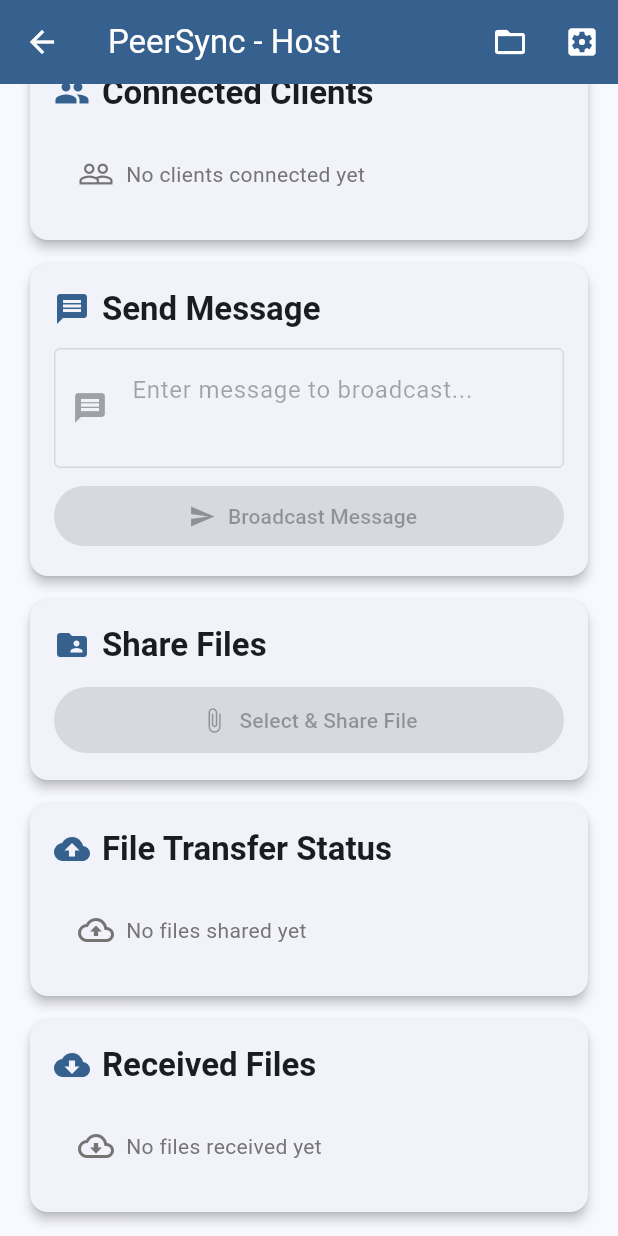
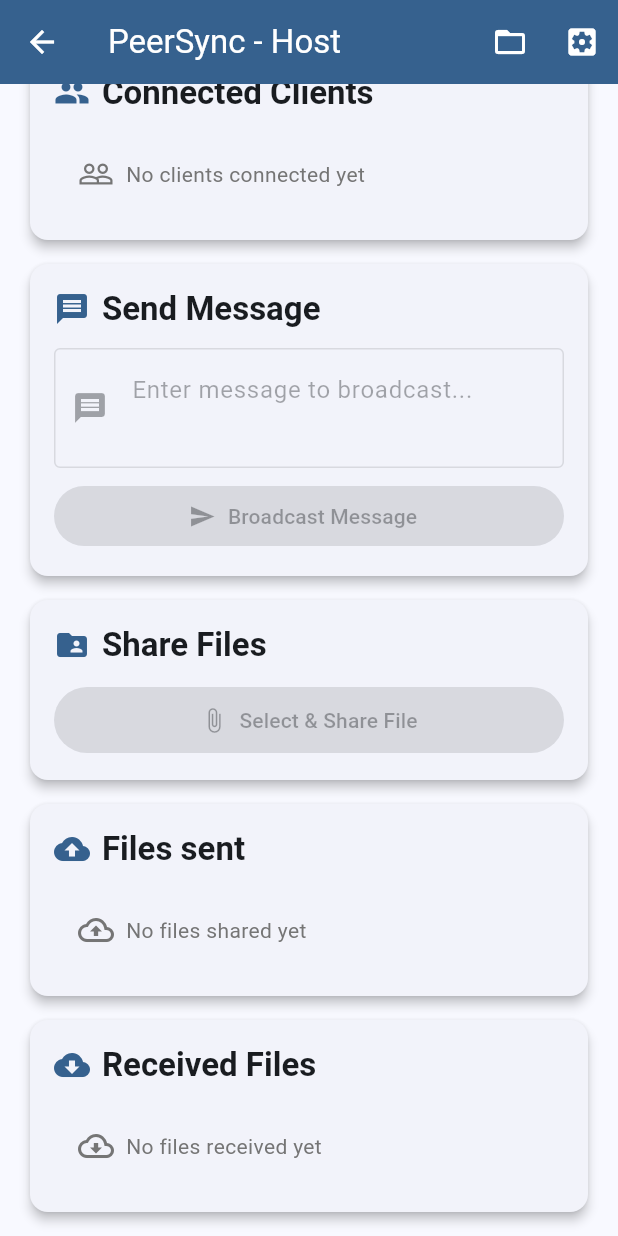
Before and after one commit to Tharaka-Chathuranga/Folder_sync, a Flutter app: the ImprovedHostScreen screen opened directly, scrolled down 382 dp, on a phone screen of 412 x 824 dp. Run offline on Flutter 3.47's test engine with Material 3 defaults, Android fonts, the light colour scheme and no system bars; our stand-ins replace chewie, file_picker, open_filex, permission_handler, photo_view, qr_flutter and 2 more; missing offline and left inert: flutter_p2p_connection, qr_code_scanner, syncfusion_flutter_pdfviewer.

Commit message:
Changes doen to UI

```diff
--- a/lib/screens/improved_host_screen.dart
+++ b/lib/screens/improved_host_screen.dart
@@ -712,8 +712,8 @@ class _ImprovedHostScreenState extends State<ImprovedHostScreen> {
               ),
             ], icon: Icons.folder_shared),
 
-            // File Transfer Status Section
-            _buildSection("File Transfer Status", [
+            // Files sent Section
+            _buildSection("Files sent", [
               StreamBuilder<List<HostedFileInfo>>(
                 stream: p2pInterface.streamSentFilesInfo(),
                 builder: (context, snapshot) {
```
